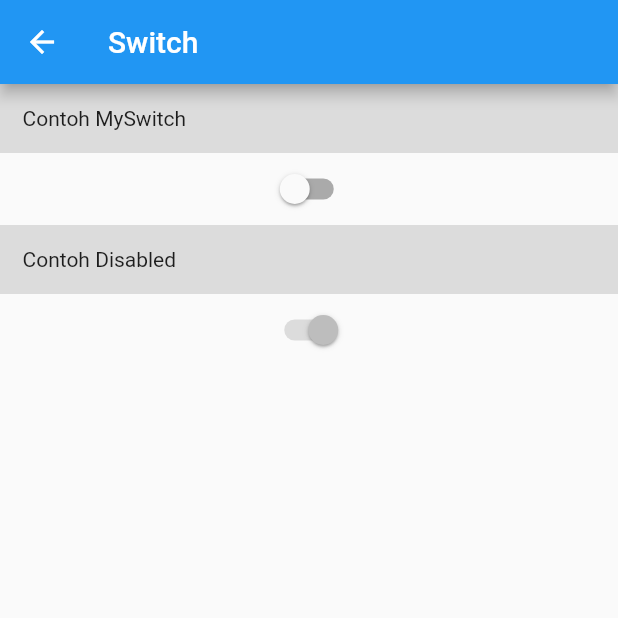
After one commit to yobisetiawan/flutter-catalog, a Flutter app: the MySwitch screen opened directly, on a phone screen of 412 x 824 dp, the top half of it. The commit adds this screen. Run offline on Flutter 3.47's test engine with Material 2 defaults, Android fonts, the phone set to English and light mode, and no system bars; our stand-ins replace cached_network_image, google_fonts.

Commit message:
add switch widget

```diff
--- /dev/null
+++ b/lib/catalog/switch.dart
@@ -0,0 +1,52 @@
+import 'package:flutter/material.dart';
+
+class MySwitch extends StatelessWidget {
+  const MySwitch({Key? key}) : super(key: key);
+
+  @override
+  Widget build(BuildContext context) {
+    return Scaffold(
+        appBar: AppBar(
+          title: const Text('Switch'),
+        ),
+        body: ListView(children: <Widget>[
+          Container(
+            padding: const EdgeInsets.all(15),
+            color: Colors.black12,
+            child: const Text('Contoh MySwitch'),
+          ),
+          const MySwitchTest(),
+          Container(
+            padding: const EdgeInsets.all(15),
+            color: Colors.black12,
+            child: const Text('Contoh Disabled'),
+          ),
+          const Switch(
+            value: true,
+            onChanged: null,
+          ),
+        ]));
+  }
+}
+
+class MySwitchTest extends StatefulWidget {
+  const MySwitchTest({Key? key}) : super(key: key);
+
+  @override
+  State<MySwitchTest> createState() => _MySwitchTestState();
+}
+
+class _MySwitchTestState extends State<MySwitchTest> {
+  bool _isActive = false;
+  @override
+  Widget build(BuildContext context) {
+    return Switch(
+      value: _isActive,
+      onChanged: (bool val) {
+        setState(() {
+          _isActive = val;
+        });
+      },
+    );
+  }
+}
--- a/lib/main.dart
+++ b/lib/main.dart
@@ -12,6 +12,7 @@ import 'package:catalog/catalog/list_view3.dart';
 import 'package:catalog/catalog/loading.dart';
 import 'package:catalog/catalog/radio.dart';
 import 'package:catalog/catalog/row.dart';
+import 'package:catalog/catalog/switch.dart';
 import 'package:catalog/catalog/text.dart';
 import 'package:flutter/material.dart';
 
@@ -82,6 +83,10 @@ class MenuCatalog extends StatelessWidget {
         "title": const Text("Widget: Checkbox"),
       },
       {
+        "to": const MySwitch(),
+        "title": const Text("Widget: Switch"),
+      },
+      {
         "to": const MyRadio(),
         "title": const Text("Widget: Radio"),
       },
```
